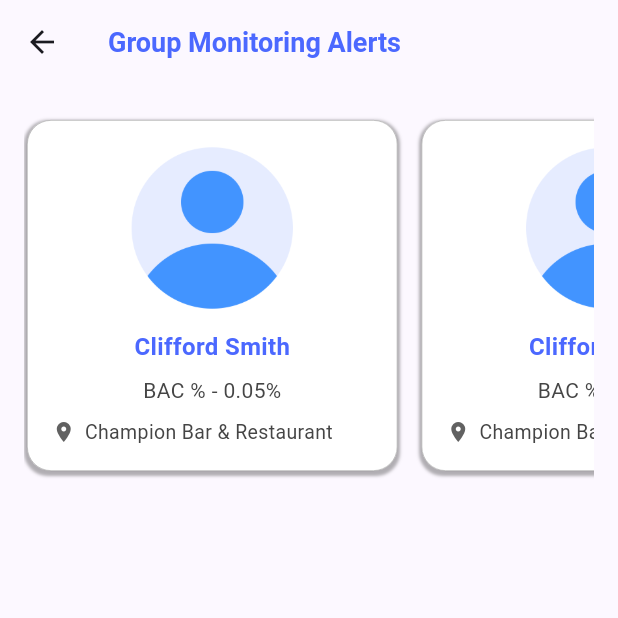
After one commit to SapnnaRajput/Ok_Report, a Flutter app: the GroupMonitoringAlertScreen screen opened directly, on a phone screen of 412 x 824 dp, the top half of it. The commit adds this screen. Run offline on Flutter 3.47's test engine with Material 3 defaults, Android fonts, the light colour scheme and no system bars; our stand-ins replace flutter_svg, get, google_fonts, intl_phone_number_input, syncfusion_flutter_gauges, table_calendar.

Commit message:
add new screens

```diff
--- a/lib/settings_screen/event_&_ai_preferences/customized_event_mode_setting/customized_event_mode_setting.dart
+++ b/lib/settings_screen/event_&_ai_preferences/customized_event_mode_setting/customized_event_mode_setting.dart
@@ -1,4 +1,6 @@
 import 'package:flutter/material.dart';
+import 'package:get/get.dart';
+import 'package:o_r/settings_screen/event_&_ai_preferences/group_monitoring_alerts/group_monitoring_alert_screen.dart';
 
 import '../../../utils/constants/colors.dart';
 
@@ -110,7 +112,9 @@ class CustomizedEventModeSetting extends StatelessWidget{
                       color: ORColors.textPrimary
                   ),
                 ),
-                IconButton(onPressed: (){}, icon: Icon(Icons.arrow_forward_ios, size: 20,)
+                IconButton(onPressed: (){
+                  Get.to(()=> GroupMonitoringAlertScreen());
+                }, icon: Icon(Icons.arrow_forward_ios, size: 20,)
                 )
               ],
             ),
--- /dev/null
+++ b/lib/settings_screen/event_&_ai_preferences/group_monitoring_alerts/group_monitoring_alert_screen.dart
@@ -0,0 +1,110 @@
+import 'package:flutter/material.dart';
+
+import '../../../utils/constants/colors.dart';
+
+class GroupMonitoringAlertScreen extends StatelessWidget {
+  @override
+  Widget build(BuildContext context) {
+    return Scaffold(
+      appBar: AppBar(
+        title: const Text(
+          "Group Monitoring Alerts",
+          style: TextStyle(
+            color: ORColors.buttonPrimary,
+            fontSize: 18,
+            fontWeight: FontWeight.w700,
+          ),
+        ),
+      ),
+      body: Padding(
+        padding: const EdgeInsets.all(16),
+        child: SingleChildScrollView(
+          scrollDirection: Axis.horizontal,
+          child: Row(
+            children: List.generate(
+              5,
+              (index) => Padding(
+                padding: const EdgeInsets.only(right: 12),
+                child: GroupMonitoring(),
+              ),
+            ),
+          ),
+        ),
+      ),
+    );
+  }
+
+  Widget GroupMonitoring() {
+    return Padding(
+      padding: const EdgeInsets.symmetric(vertical: 8, horizontal: 2),
+      child: Container(
+        width: 247,
+        decoration: BoxDecoration(
+          color: Colors.white,
+          borderRadius: BorderRadius.circular(16),
+          border: Border.all(width: 0.5, color: Colors.black.withOpacity(0.3)),
+          boxShadow: [
+            BoxShadow(
+              color: Colors.black.withOpacity(0.3),
+              offset: const Offset(0, 1.5),
+              blurRadius: 1,
+              spreadRadius: 1.5,
+            ),
+          ],
+        ),
+        child: Padding(
+          padding: const EdgeInsets.all(16),
+          child: Column(
+            mainAxisSize: MainAxisSize.min,
+            children: [
+              Image.asset(
+                "assets/icons/user.png",
+                height: 111,
+                width: 173,
+                fit: BoxFit.contain,
+              ),
+              SizedBox(height: 12),
+              Text(
+                "Clifford Smith",
+                style: TextStyle(
+                  color: ORColors.buttonPrimary,
+                  fontSize: 16,
+                  fontWeight: FontWeight.w600,
+                ),
+              ),
+              SizedBox(height: 8),
+              Text(
+                "BAC % - 0.05%",
+                style: TextStyle(
+                  color: Color(0xff454545),
+                  fontSize: 14,
+                  fontWeight: FontWeight.w400,
+                ),
+              ),
+              SizedBox(height: 8),
+              Row(
+                crossAxisAlignment: CrossAxisAlignment.center,
+                mainAxisAlignment: MainAxisAlignment.center,
+                children: [
+                  Icon(Icons.location_on, size: 16, color: Colors.grey[700]),
+                  SizedBox(width: 6),
+                  Expanded(
+                    child: Text(
+                      "Champion Bar & Restaurant",
+                      style: TextStyle(
+                        color: Color(0xff454545),
+                        fontSize: 13,
+                        fontWeight: FontWeight.w400,
+                      ),
+                      overflow: TextOverflow.ellipsis,
+                    ),
+                  ),
+                ],
+              ),
+            ],
+          ),
+        ),
+      ),
+    );
+  }
+}
```
